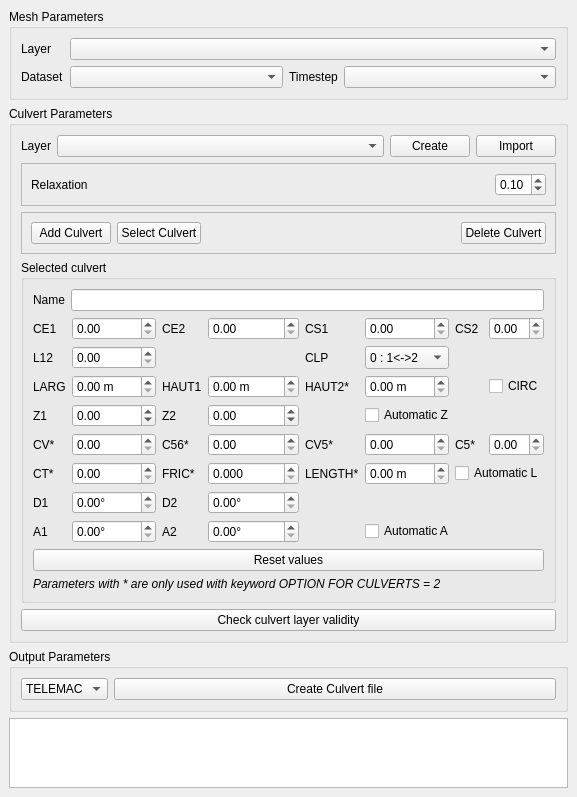
Old version of the form mesh_tools/ui/culvert_manager.ui in the repository Artelia/Mesh_tools.
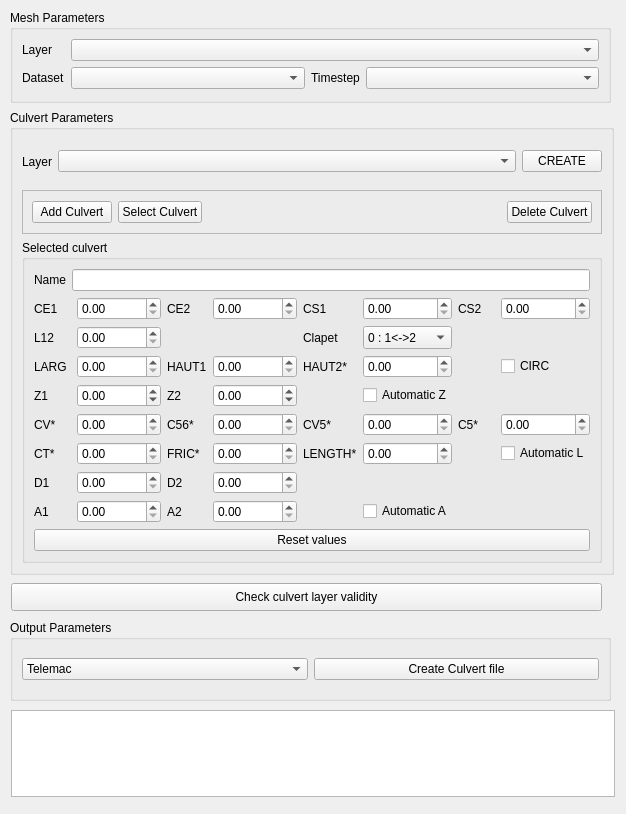
New version of the form. Custom widgets are drawn as their Qt base class.

Commit message:
Revert "Merge branch 'main' of https://github.com/Artelia/Mesh_tools"
This reverts commit 4249574631adea8e1b80e00308596fb94b8f1421, reversing
changes made to 2a1e98dcf248f41d6b52b36106f486bb672e1376.

What changed in the file:
```diff
--- a/mesh_tools/ui/culvert_manager.ui
+++ b/mesh_tools/ui/culvert_manager.ui
@@ -1,28 +1,42 @@
 <?xml version="1.0" encoding="UTF-8"?>
 <ui version="4.0">
- <class>CulvertManager_ui</class>
- <widget class="QDockWidget" name="CulvertManager_ui">
+ <class>Form</class>
+ <widget class="QWidget" name="Form">
+  <property name="enabled">
+   <bool>true</bool>
+  </property>
   <property name="geometry">
    <rect>
     <x>0</x>
     <y>0</y>
-    <width>538</width>
-    <height>765</height>
+    <width>626</width>
+    <height>814</height>
    </rect>
   </property>
+  <property name="maximumSize">
+   <size>
+    <width>626</width>
+    <height>16777215</height>
+   </size>
+  </property>
   <property name="windowTitle">
-   <string>DockWidget</string>
+   <string>Form</string>
   </property>
-  <widget class="QWidget" name="dockWidgetContents">
-   <layout class="QVBoxLayout" name="verticalLayout">
-    <item>
      <widget class="QGroupBox" name="gb_mesh">
+   <property name="geometry">
+    <rect>
+     <x>10</x>
+     <y>10</y>
+     <width>601</width>
+     <height>93</height>
+    </rect>
+   </property>
       <property name="title">
        <string>Mesh Parameters</string>
       </property>
       <layout class="QGridLayout" name="gridLayout">
-       <item row="1" column="2">
-        <widget class="QLabel" name="label_6">
+    <item row="0" column="0">
+     <widget class="QLabel" name="label">
          <property name="sizePolicy">
           <sizepolicy hsizetype="Maximum" vsizetype="Preferred">
            <horstretch>0</horstretch>
@@ -30,10 +44,13 @@
           </sizepolicy>
          </property>
          <property name="text">
-          <string>Timestep</string>
+       <string>Layer</string>
          </property>
         </widget>
        </item>
+    <item row="0" column="1">
+     <widget class="QComboBox" name="cb_lay_mesh"/>
+    </item>
        <item row="1" column="0">
         <widget class="QLabel" name="label_5">
          <property name="text">
@@ -41,37 +58,40 @@
          </property>
         </widget>
        </item>
-       <item row="0" column="0">
-        <widget class="QLabel" name="label">
-         <property name="sizePolicy">
-          <sizepolicy hsizetype="Maximum" vsizetype="Preferred">
-           <horstretch>0</horstretch>
-           <verstretch>0</verstretch>
-          </sizepolicy>
-         </property>
-         <property name="text">
-          <string>Layer</string>
-         </property>
-        </widget>
-       </item>
        <item row="1" column="1">
+     <layout class="QHBoxLayout" name="horizontalLayout_4">
+      <item>
         <widget class="QComboBox" name="cb_dataset_mesh"/>
        </item>
-       <item row="1" column="3">
+      <item>
+       <widget class="QLabel" name="label_6">
+        <property name="sizePolicy">
+         <sizepolicy hsizetype="Maximum" vsizetype="Preferred">
+          <horstretch>0</horstretch>
+          <verstretch>0</verstretch>
+         </sizepolicy>
+        </property>
+        <property name="text">
+         <string>Timestep</string>
+        </property>
+       </widget>
+      </item>
+      <item>
         <widget class="QComboBox" name="cb_time_mesh"/>
        </item>
-       <item row="0" column="1" colspan="3">
-        <widget class="QgsMapLayerComboBox" name="cb_lay_mesh">
-         <property name="showCrs">
-          <bool>true</bool>
-         </property>
-        </widget>
+     </layout>
        </item>
       </layout>
      </widget>
-    </item>
-    <item>
      <widget class="QGroupBox" name="gb_culv">
+   <property name="geometry">
+    <rect>
+     <x>10</x>
+     <y>110</y>
+     <width>604</width>
+     <height>465</height>
+    </rect>
+   </property>
       <property name="title">
        <string>Culvert Parameters</string>
       </property>
@@ -122,54 +142,7 @@
              </sizepolicy>
             </property>
             <property name="text">
-             <string>Create</string>
-            </property>
-           </widget>
-          </item>
-          <item>
-           <widget class="QPushButton" name="btn_import_culv_file">
-            <property name="sizePolicy">
-             <sizepolicy hsizetype="Maximum" vsizetype="Fixed">
-              <horstretch>0</horstretch>
-              <verstretch>0</verstretch>
-             </sizepolicy>
-            </property>
-            <property name="text">
-             <string>Import</string>
-            </property>
-           </widget>
-          </item>
-         </layout>
-        </widget>
-       </item>
-       <item>
-        <widget class="QFrame" name="frm_relax">
-         <property name="frameShape">
-          <enum>QFrame::StyledPanel</enum>
-         </property>
-         <property name="frameShadow">
-          <enum>QFrame::Raised</enum>
-         </property>
-         <layout class="QHBoxLayout" name="horizontalLayout_5" stretch="1,0">
-          <item>
-           <widget class="QLabel" name="label_7">
-            <property name="toolTip">
-             <string>The relaxation coefficient is initially used to prescribe the discharge in the culvert on a progressive basis in order to avoid the formation of an eddy.
-
-A relaxation coefficient of 0.2 means that 20% of time T result is mixed with 80% of the previous result.</string>
-            </property>
-            <property name="text">
-             <string>Relaxation</string>
-            </property>
-           </widget>
-          </item>
-          <item>
-           <widget class="QgsDoubleSpinBox" name="sb_relax">
-            <property name="maximum">
-             <double>1.000000000000000</double>
-            </property>
-            <property name="value">
-             <double>0.100000000000000</double>
+          <string>CREATE</string>
             </property>
            </widget>
           </item>
@@ -293,7 +266,7 @@
               <number>0</number>
              </property>
              <item row="8" column="3">
-              <widget class="QgsDoubleSpinBox" name="sb_c56">
+           <widget class="QDoubleSpinBox" name="sb_c56">
                <property name="sizePolicy">
                 <sizepolicy hsizetype="Preferred" vsizetype="Preferred">
                  <horstretch>0</horstretch>
@@ -309,13 +282,10 @@
                <property name="singleStep">
                 <double>0.100000000000000</double>
                </property>
-               <property name="showClearButton">
-                <bool>false</bool>
-               </property>
               </widget>
              </item>
              <item row="1" column="7">
-              <widget class="QgsDoubleSpinBox" name="sb_cs2">
+           <widget class="QDoubleSpinBox" name="sb_cs2">
                <property name="sizePolicy">
                 <sizepolicy hsizetype="Preferred" vsizetype="Preferred">
                  <horstretch>0</horstretch>
@@ -331,23 +301,17 @@
                <property name="singleStep">
                 <double>0.100000000000000</double>
                </property>
-               <property name="showClearButton">
-                <bool>false</bool>
-               </property>
               </widget>
              </item>
              <item row="8" column="0">
               <widget class="QLabel" name="label_34">
-               <property name="toolTip">
-                <string>The loss coefficient due to the presence of a valve.</string>
-               </property>
                <property name="text">
                 <string>CV*</string>
                </property>
               </widget>
              </item>
              <item row="1" column="5">
-              <widget class="QgsDoubleSpinBox" name="sb_cs1">
+           <widget class="QDoubleSpinBox" name="sb_cs1">
                <property name="sizePolicy">
                 <sizepolicy hsizetype="Preferred" vsizetype="Preferred">
                  <horstretch>0</horstretch>
@@ -363,16 +327,10 @@
                <property name="singleStep">
                 <double>0.100000000000000</double>
                </property>
-               <property name="showClearButton">
-                <bool>false</bool>
-               </property>
               </widget>
              </item>
              <item row="1" column="4">
               <widget class="QLabel" name="label_16">
-               <property name="toolTip">
-                <string>CS1 is the head loss coefficients of 1 when it is operating as outlet.</string>
-               </property>
                <property name="text">
                 <string>CS1</string>
                </property>
@@ -380,16 +338,13 @@
              </item>
              <item row="1" column="6">
               <widget class="QLabel" name="label_17">
-               <property name="toolTip">
-                <string>CS2 is the head loss coefficients of 2 when it is operating as outlet.</string>
-               </property>
                <property name="text">
                 <string>CS2</string>
                </property>
               </widget>
              </item>
              <item row="1" column="1">
-              <widget class="QgsDoubleSpinBox" name="sb_ce1">
+           <widget class="QDoubleSpinBox" name="sb_ce1">
                <property name="sizePolicy">
                 <sizepolicy hsizetype="Preferred" vsizetype="Preferred">
                  <horstretch>0</horstretch>
@@ -405,23 +360,17 @@
                <property name="singleStep">
                 <double>0.100000000000000</double>
                </property>
-               <property name="showClearButton">
-                <bool>false</bool>
-               </property>
               </widget>
              </item>
              <item row="6" column="0">
               <widget class="QLabel" name="label_15">
-               <property name="toolTip">
-                <string>LARG is the width of the culvert.</string>
-               </property>
                <property name="text">
                 <string>LARG</string>
                </property>
               </widget>
              </item>
              <item row="8" column="5">
-              <widget class="QgsDoubleSpinBox" name="sb_cv5">
+           <widget class="QDoubleSpinBox" name="sb_cv5">
                <property name="sizePolicy">
                 <sizepolicy hsizetype="Preferred" vsizetype="Preferred">
                  <horstretch>0</horstretch>
@@ -437,23 +386,17 @@
                <property name="singleStep">
                 <double>0.100000000000000</double>
                </property>
-               <property name="showClearButton">
-                <bool>false</bool>
-               </property>
               </widget>
              </item>
              <item row="8" column="2">
               <widget class="QLabel" name="label_35">
-               <property name="toolTip">
-                <string>The constant used to differentiate flow types 5 and 6 in the formulation by Bodhaine.</string>
-               </property>
                <property name="text">
                 <string>C56*</string>
                </property>
               </widget>
              </item>
              <item row="8" column="1">
-              <widget class="QgsDoubleSpinBox" name="sb_cv">
+           <widget class="QDoubleSpinBox" name="sb_cv">
                <property name="sizePolicy">
                 <sizepolicy hsizetype="Preferred" vsizetype="Preferred">
                  <horstretch>0</horstretch>
@@ -469,45 +412,33 @@
                <property name="singleStep">
                 <double>0.100000000000000</double>
                </property>
-               <property name="showClearButton">
-                <bool>false</bool>
-               </property>
               </widget>
              </item>
              <item row="6" column="3">
-              <widget class="QgsDoubleSpinBox" name="sb_haut1">
+           <widget class="QDoubleSpinBox" name="sb_haut1">
                <property name="sizePolicy">
                 <sizepolicy hsizetype="Preferred" vsizetype="Preferred">
                  <horstretch>0</horstretch>
                  <verstretch>0</verstretch>
                 </sizepolicy>
                </property>
-               <property name="suffix">
-                <string notr="true"> m</string>
-               </property>
                <property name="minimum">
                 <double>0.000000000000000</double>
                </property>
                <property name="maximum">
                 <double>999999.000000000000000</double>
                </property>
-               <property name="showClearButton">
-                <bool>false</bool>
-               </property>
               </widget>
              </item>
              <item row="1" column="0">
               <widget class="QLabel" name="label_9">
-               <property name="toolTip">
-                <string>CE1 is the head loss coefficients of 1 when it is operating as inlet.</string>
-               </property>
                <property name="text">
                 <string>CE1</string>
                </property>
               </widget>
              </item>
              <item row="8" column="7">
-              <widget class="QgsDoubleSpinBox" name="sb_c5">
+           <widget class="QDoubleSpinBox" name="sb_c5">
                <property name="sizePolicy">
                 <sizepolicy hsizetype="Preferred" vsizetype="Preferred">
                  <horstretch>0</horstretch>
@@ -523,13 +454,10 @@
                <property name="singleStep">
                 <double>0.100000000000000</double>
                </property>
-               <property name="showClearButton">
-                <bool>false</bool>
-               </property>
               </widget>
              </item>
              <item row="9" column="1">
-              <widget class="QgsDoubleSpinBox" name="sb_ct">
+           <widget class="QDoubleSpinBox" name="sb_ct">
                <property name="sizePolicy">
                 <sizepolicy hsizetype="Preferred" vsizetype="Preferred">
                  <horstretch>0</horstretch>
@@ -545,16 +473,10 @@
                <property name="singleStep">
                 <double>0.100000000000000</double>
                </property>
-               <property name="showClearButton">
-                <bool>false</bool>
-               </property>
               </widget>
              </item>
              <item row="1" column="2">
               <widget class="QLabel" name="label_12">
-               <property name="toolTip">
-                <string>CE2 is the head loss coefficients of 2 when it is operating as inlet.</string>
-               </property>
                <property name="text">
                 <string>CE2</string>
                </property>
@@ -562,9 +484,6 @@
              </item>
              <item row="7" column="2">
               <widget class="QLabel" name="label_19">
-               <property name="toolTip">
-                <string>Z2 is the level of the outlet.</string>
-               </property>
                <property name="text">
                 <string>Z2</string>
                </property>
@@ -572,16 +491,13 @@
              </item>
              <item row="5" column="0">
               <widget class="QLabel" name="label_13">
-               <property name="toolTip">
-                <string>L12 is the linear head loss in the culvert.</string>
-               </property>
                <property name="text">
                 <string>L12</string>
                </property>
               </widget>
              </item>
              <item row="5" column="1">
-              <widget class="QgsDoubleSpinBox" name="sb_l12">
+           <widget class="QDoubleSpinBox" name="sb_l12">
                <property name="sizePolicy">
                 <sizepolicy hsizetype="Preferred" vsizetype="Preferred">
                  <horstretch>0</horstretch>
@@ -597,13 +513,10 @@
                <property name="singleStep">
                 <double>0.100000000000000</double>
                </property>
-               <property name="showClearButton">
-                <bool>false</bool>
-               </property>
               </widget>
              </item>
              <item row="7" column="3">
-              <widget class="QgsDoubleSpinBox" name="sb_z2">
+           <widget class="QDoubleSpinBox" name="sb_z2">
                <property name="sizePolicy">
                 <sizepolicy hsizetype="Preferred" vsizetype="Preferred">
                  <horstretch>0</horstretch>
@@ -616,23 +529,17 @@
                <property name="maximum">
                 <double>99999.000000000000000</double>
                </property>
-               <property name="showClearButton">
-                <bool>false</bool>
-               </property>
               </widget>
              </item>
              <item row="8" column="4">
               <widget class="QLabel" name="label_36">
-               <property name="toolTip">
-                <string>CV5 represent correction coefficient to CV coefficient due to the occurrence of the type 5 flow in the Bodhaine formulation.</string>
-               </property>
                <property name="text">
                 <string>CV5*</string>
                </property>
               </widget>
              </item>
              <item row="1" column="3">
-              <widget class="QgsDoubleSpinBox" name="sb_ce2">
+           <widget class="QDoubleSpinBox" name="sb_ce2">
                <property name="sizePolicy">
                 <sizepolicy hsizetype="Preferred" vsizetype="Preferred">
                  <horstretch>0</horstretch>
@@ -648,67 +555,49 @@
                <property name="singleStep">
                 <double>0.100000000000000</double>
                </property>
-               <property name="showClearButton">
-                <bool>false</bool>
-               </property>
               </widget>
              </item>
              <item row="6" column="5">
-              <widget class="QgsDoubleSpinBox" name="sb_haut2">
+           <widget class="QDoubleSpinBox" name="sb_haut2">
                <property name="sizePolicy">
                 <sizepolicy hsizetype="Preferred" vsizetype="Preferred">
                  <horstretch>0</horstretch>
                  <verstretch>0</verstretch>
                 </sizepolicy>
                </property>
-               <property name="suffix">
-                <string notr="true"> m</string>
-               </property>
                <property name="minimum">
                 <double>0.000000000000000</double>
                </property>
                <property name="maximum">
                 <double>999999.000000000000000</double>
                </property>
-               <property name="showClearButton">
-                <bool>false</bool>
-               </property>
               </widget>
              </item>
              <item row="6" column="1">
-              <widget class="QgsDoubleSpinBox" name="sb_larg">
+           <widget class="QDoubleSpinBox" name="sb_larg">
                <property name="sizePolicy">
                 <sizepolicy hsizetype="Preferred" vsizetype="Preferred">
                  <horstretch>0</horstretch>
                  <verstretch>0</verstretch>
                 </sizepolicy>
                </property>
-               <property name="suffix">
-                <string notr="true"> m</string>
-               </property>
                <property name="minimum">
                 <double>0.000000000000000</double>
                </property>
                <property name="maximum">
                 <double>999999.000000000000000</double>
                </property>
-               <property name="showClearButton">
-                <bool>false</bool>
-               </property>
               </widget>
              </item>
              <item row="9" column="0">
               <widget class="QLabel" name="label_38">
-               <property name="toolTip">
-                <string>The loss coefficient due to the presence of trash screens.</string>
-               </property>
                <property name="text">
                 <string>CT*</string>
                </property>
               </widget>
              </item>
              <item row="7" column="1">
-              <widget class="QgsDoubleSpinBox" name="sb_z1">
+           <widget class="QDoubleSpinBox" name="sb_z1">
                <property name="sizePolicy">
                 <sizepolicy hsizetype="Preferred" vsizetype="Preferred">
                  <horstretch>0</horstretch>
@@ -721,16 +610,10 @@
                <property name="maximum">
                 <double>99999.000000000000000</double>
                </property>
-               <property name="showClearButton">
-                <bool>false</bool>
-               </property>
               </widget>
              </item>
              <item row="6" column="2">
               <widget class="QLabel" name="label_14">
-               <property name="toolTip">
-                <string>HAUT1 is the height of the construction work (in meters) at the inlet.</string>
-               </property>
                <property name="text">
                 <string>HAUT1</string>
                </property>
@@ -738,9 +621,6 @@
              </item>
              <item row="7" column="0">
               <widget class="QLabel" name="label_18">
-               <property name="toolTip">
-                <string>Z1 is the level of the inlet.</string>
-               </property>
                <property name="text">
                 <string>Z1</string>
                </property>
@@ -748,9 +628,6 @@
              </item>
              <item row="6" column="4">
               <widget class="QLabel" name="label_39">
-               <property name="toolTip">
-                <string>HAUT2 is the height of the construction work (in meters) at the outlet.</string>
-               </property>
                <property name="text">
                 <string>HAUT2*</string>
                </property>
@@ -758,41 +635,29 @@
              </item>
              <item row="8" column="6">
               <widget class="QLabel" name="label_37">
-               <property name="toolTip">
-                <string>C5 represent correction coefficient to C1 coefficient due to the occurrence of the type 5 flow in the Bodhaine formulation.</string>
-               </property>
                <property name="text">
                 <string>C5*</string>
                </property>
               </widget>
              </item>
              <item row="10" column="3">
-              <widget class="QgsDoubleSpinBox" name="sb_d2">
+           <widget class="QDoubleSpinBox" name="sb_d2">
                <property name="sizePolicy">
                 <sizepolicy hsizetype="Preferred" vsizetype="Preferred">
                  <horstretch>0</horstretch>
                  <verstretch>0</verstretch>
                 </sizepolicy>
                </property>
-               <property name="suffix">
-                <string notr="true">°</string>
-               </property>
                <property name="minimum">
                 <double>0.000000000000000</double>
                </property>
                <property name="maximum">
                 <double>90.000000000000000</double>
                </property>
-               <property name="showClearButton">
-                <bool>false</bool>
-               </property>
               </widget>
              </item>
              <item row="10" column="2">
               <widget class="QLabel" name="label_45">
-               <property name="toolTip">
-                <string>D1 and D2 are the angles that the pipe makes with respect to the bottom, in degrees.</string>
-               </property>
                <property name="text">
                 <string>D2</string>
                </property>
@@ -800,34 +665,25 @@
              </item>
              <item row="10" column="0">
               <widget class="QLabel" name="label_44">
-               <property name="toolTip">
-                <string>D1 and D2 are the angles that the pipe makes with respect to the bottom, in degrees.</string>
-               </property>
                <property name="text">
                 <string>D1</string>
                </property>
               </widget>
              </item>
              <item row="10" column="1">
-              <widget class="QgsDoubleSpinBox" name="sb_d1">
+           <widget class="QDoubleSpinBox" name="sb_d1">
                <property name="sizePolicy">
                 <sizepolicy hsizetype="Preferred" vsizetype="Preferred">
                  <horstretch>0</horstretch>
                  <verstretch>0</verstretch>
                 </sizepolicy>
                </property>
-               <property name="suffix">
-                <string notr="true">°</string>
-               </property>
                <property name="minimum">
                 <double>0.000000000000000</double>
                </property>
                <property name="maximum">
                 <double>90.000000000000000</double>
                </property>
-               <property name="showClearButton">
-                <bool>false</bool>
-               </property>
               </widget>
              </item>
              <item row="5" column="5">
@@ -860,11 +716,15 @@
                </item>
               </widget>
              </item>
+          <item row="5" column="4">
+           <widget class="QLabel" name="label_4">
+            <property name="text">
+             <string>Clapet</string>
+            </property>
+           </widget>
+          </item>
              <item row="6" column="7">
               <widget class="QCheckBox" name="cb_circ">
-               <property name="toolTip">
-                <string>Check it in case of a circular section.</string>
-               </property>
                <property name="text">
                 <string>CIRC</string>
                </property>
@@ -875,182 +735,123 @@
              </item>
              <item row="11" column="0">
               <widget class="QLabel" name="label_42">
-               <property name="toolTip">
-                <string>A1 and A2 are the angles with respect to the X axis.</string>
-               </property>
                <property name="text">
                 <string>A1</string>
                </property>
               </widget>
              </item>
              <item row="11" column="1">
-              <widget class="QgsDoubleSpinBox" name="sb_a1">
+           <widget class="QDoubleSpinBox" name="sb_a1">
                <property name="sizePolicy">
                 <sizepolicy hsizetype="Preferred" vsizetype="Preferred">
                  <horstretch>0</horstretch>
                  <verstretch>0</verstretch>
                 </sizepolicy>
                </property>
-               <property name="suffix">
-                <string notr="true">°</string>
-               </property>
                <property name="minimum">
                 <double>0.000000000000000</double>
                </property>
                <property name="maximum">
                 <double>360.000000000000000</double>
                </property>
-               <property name="showClearButton">
-                <bool>false</bool>
-               </property>
               </widget>
              </item>
              <item row="11" column="2">
               <widget class="QLabel" name="label_43">
-               <property name="toolTip">
-                <string>A1 and A2 are the angles with respect to the X axis.</string>
-               </property>
                <property name="text">
                 <string>A2</string>
                </property>
               </widget>
              </item>
              <item row="11" column="3">
-              <widget class="QgsDoubleSpinBox" name="sb_a2">
+           <widget class="QDoubleSpinBox" name="sb_a2">
                <property name="sizePolicy">
                 <sizepolicy hsizetype="Preferred" vsizetype="Preferred">
                  <horstretch>0</horstretch>
                  <verstretch>0</verstretch>
                 </sizepolicy>
                </property>
-               <property name="suffix">
-                <string notr="true">°</string>
-               </property>
                <property name="minimum">
                 <double>0.000000000000000</double>
                </property>
                <property name="maximum">
                 <double>360.000000000000000</double>
                </property>
-               <property name="showClearButton">
+           </widget>
+          </item>
+          <item row="7" column="5">
+           <widget class="QCheckBox" name="cb_auto_z">
+            <property name="text">
+             <string>Automatic Z</string>
+            </property>
+            <property name="checked">
+             <bool>false</bool>
+            </property>
+           </widget>
+          </item>
+          <item row="11" column="5">
+           <widget class="QCheckBox" name="cb_auto_a">
+            <property name="text">
+             <string>Automatic A</string>
+            </property>
+            <property name="checked">
                 <bool>false</bool>
                </property>
               </widget>
              </item>
              <item row="9" column="2">
               <widget class="QLabel" name="label_40">
-               <property name="toolTip">
-                <string>The Manning Strikler coefficient.</string>
-               </property>
                <property name="text">
                 <string>FRIC*</string>
                </property>
               </widget>
              </item>
              <item row="9" column="3">
-              <widget class="QgsDoubleSpinBox" name="sb_fric">
+           <widget class="QDoubleSpinBox" name="sb_fric">
                <property name="sizePolicy">
                 <sizepolicy hsizetype="Preferred" vsizetype="Preferred">
                  <horstretch>0</horstretch>
                  <verstretch>0</verstretch>
                 </sizepolicy>
                </property>
-               <property name="decimals">
-                <number>3</number>
-               </property>
                <property name="minimum">
                 <double>0.000000000000000</double>
                </property>
                <property name="maximum">
                 <double>999999.000000000000000</double>
                </property>
-               <property name="showClearButton">
+           </widget>
+          </item>
+          <item row="9" column="7">
+           <widget class="QCheckBox" name="cb_auto_l">
+            <property name="text">
+             <string>Automatic L</string>
+            </property>
+            <property name="checked">
                 <bool>false</bool>
                </property>
               </widget>
              </item>
              <item row="9" column="4">
               <widget class="QLabel" name="label_41">
-               <property name="toolTip">
-                <string>The length of the culvert.</string>
-               </property>
                <property name="text">
                 <string>LENGTH*</string>
                </property>
               </widget>
              </item>
              <item row="9" column="5">
-              <widget class="QgsDoubleSpinBox" name="sb_length">
+           <widget class="QDoubleSpinBox" name="sb_length">
                <property name="sizePolicy">
                 <sizepolicy hsizetype="Preferred" vsizetype="Preferred">
                  <horstretch>0</horstretch>
                  <verstretch>0</verstretch>
                 </sizepolicy>
                </property>
-               <property name="suffix">
-                <string notr="true"> m</string>
-               </property>
                <property name="minimum">
                 <double>0.000000000000000</double>
                </property>
                <property name="maximum">
                 <double>999999.000000000000000</double>
-               </property>
-               <property name="showClearButton">
-                <bool>false</bool>
-               </property>
-              </widget>
-             </item>
-             <item row="5" column="4">
-              <widget class="QLabel" name="label_4">
-               <property name="toolTip">
-                <string>The flow direction is imposed through the keyword CLP : 
- - 0 : flow is allowed in both directions,
- - 1 : flow is only allowed from section 1 to section 2,
- - 2 : flow is only allowed from section 2 to section 1,
- - 3 : no flow allowed.</string>
-               </property>
-               <property name="text">
-                <string>CLP</string>
-               </property>
-              </widget>
-             </item>
-             <item row="7" column="5" colspan="2">
-              <widget class="QCheckBox" name="cb_auto_z">
-               <property name="toolTip">
-                <string>Automatically set Z1 and Z2 from mesh.</string>
-               </property>
-               <property name="text">
-                <string>Automatic Z</string>
-               </property>
-               <property name="checked">
-                <bool>false</bool>
-               </property>
-              </widget>
-             </item>
-             <item row="11" column="5" colspan="2">
-              <widget class="QCheckBox" name="cb_auto_a">
-               <property name="toolTip">
-                <string>Automatically compute A1 and A2.</string>
-               </property>
-               <property name="text">
-                <string>Automatic A</string>
-               </property>
-               <property name="checked">
-                <bool>false</bool>
-               </property>
-              </widget>
-             </item>
-             <item row="9" column="6" colspan="2">
-              <widget class="QCheckBox" name="cb_auto_l">
-               <property name="toolTip">
-                <string>Automatically compute the length of the culvert.</string>
-               </property>
-               <property name="text">
-                <string>Automatic L</string>
-               </property>
-               <property name="checked">
-                <bool>false</bool>
                </property>
               </widget>
              </item>
@@ -1064,92 +865,81 @@
             </property>
            </widget>
           </item>
-          <item>
-           <widget class="QLabel" name="label_8">
-            <property name="font">
-             <font>
-              <italic>true</italic>
-              <strikeout>false</strikeout>
-             </font>
-            </property>
-            <property name="text">
-             <string>Parameters with * are only used with keyword OPTION FOR CULVERTS = 2</string>
-            </property>
+      </layout>
            </widget>
           </item>
          </layout>
         </widget>
-       </item>
-       <item>
         <widget class="QPushButton" name="btn_verif">
+   <property name="geometry">
+    <rect>
+     <x>11</x>
+     <y>583</y>
+     <width>591</width>
+     <height>28</height>
+    </rect>
+   </property>
          <property name="text">
           <string>Check culvert layer validity</string>
          </property>
         </widget>
-       </item>
-      </layout>
-     </widget>
-    </item>
-    <item>
-     <widget class="QGroupBox" name="gb_output">
+  <widget class="QTextEdit" name="log">
+   <property name="geometry">
+    <rect>
+     <x>11</x>
+     <y>710</y>
+     <width>604</width>
+     <height>87</height>
+    </rect>
+   </property>
+  </widget>
+  <widget class="QGroupBox" name="OutputParameters">
+   <property name="geometry">
+    <rect>
+     <x>10</x>
+     <y>620</y>
+     <width>601</width>
+     <height>81</height>
+    </rect>
+   </property>
       <property name="title">
        <string>Output Parameters</string>
       </property>
-      <layout class="QGridLayout" name="gridLayout_2" columnstretch="0,1" columnminimumwidth="0,0">
-       <item row="0" column="1">
-        <widget class="QPushButton" name="btn_create_file">
-         <property name="text">
-          <string>Create Culvert file</string>
-         </property>
-        </widget>
-       </item>
-       <item row="0" column="0">
+   <layout class="QVBoxLayout" name="_2">
+    <item>
+     <layout class="QHBoxLayout" name="horizontalLayout_5">
+      <item>
         <widget class="QComboBox" name="cb_software_select">
-         <property name="sizePolicy">
-          <sizepolicy hsizetype="Preferred" vsizetype="Fixed">
-           <horstretch>0</horstretch>
-           <verstretch>0</verstretch>
-          </sizepolicy>
-         </property>
          <property name="currentText">
-          <string>TELEMAC</string>
+         <string>Telemac</string>
          </property>
          <property name="currentIndex">
           <number>0</number>
          </property>
          <item>
           <property name="text">
-           <string notr="true">TELEMAC</string>
+          <string>Telemac</string>
           </property>
          </item>
          <item>
           <property name="text">
-           <string notr="true">Uhaina</string>
+          <string>Uhaina</string>
           </property>
          </item>
         </widget>
        </item>
-      </layout>
-     </widget>
-    </item>
-    <item>
-     <widget class="QTextEdit" name="log"/>
+      <item>
+       <widget class="QPushButton" name="btn_create_file">
+        <property name="text">
+         <string>Create Culvert file</string>
+        </property>
+       </widget>
+      </item>
+     </layout>
     </item>
    </layout>
   </widget>
  </widget>
- <customwidgets>
-  <customwidget>
-   <class>QgsDoubleSpinBox</class>
-   <extends>QDoubleSpinBox</extends>
-   <header>qgsdoublespinbox.h</header>
-  </customwidget>
-  <customwidget>
-   <class>QgsMapLayerComboBox</class>
-   <extends>QComboBox</extends>
-   <header>qgsmaplayercombobox.h</header>
-  </customwidget>
- </customwidgets>
  <resources/>
  <connections/>
 </ui>
```
Lines whose indentation alone changed are shown as unchanged. The commit also changes 23 other files.
